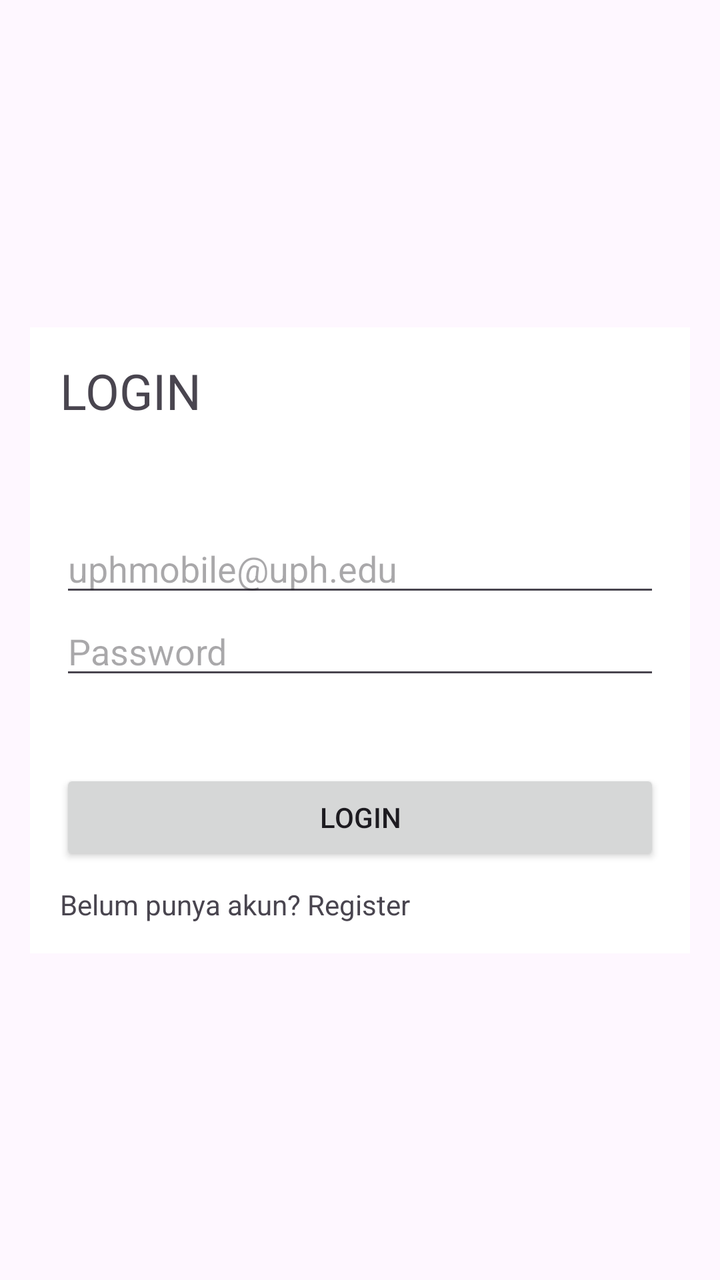
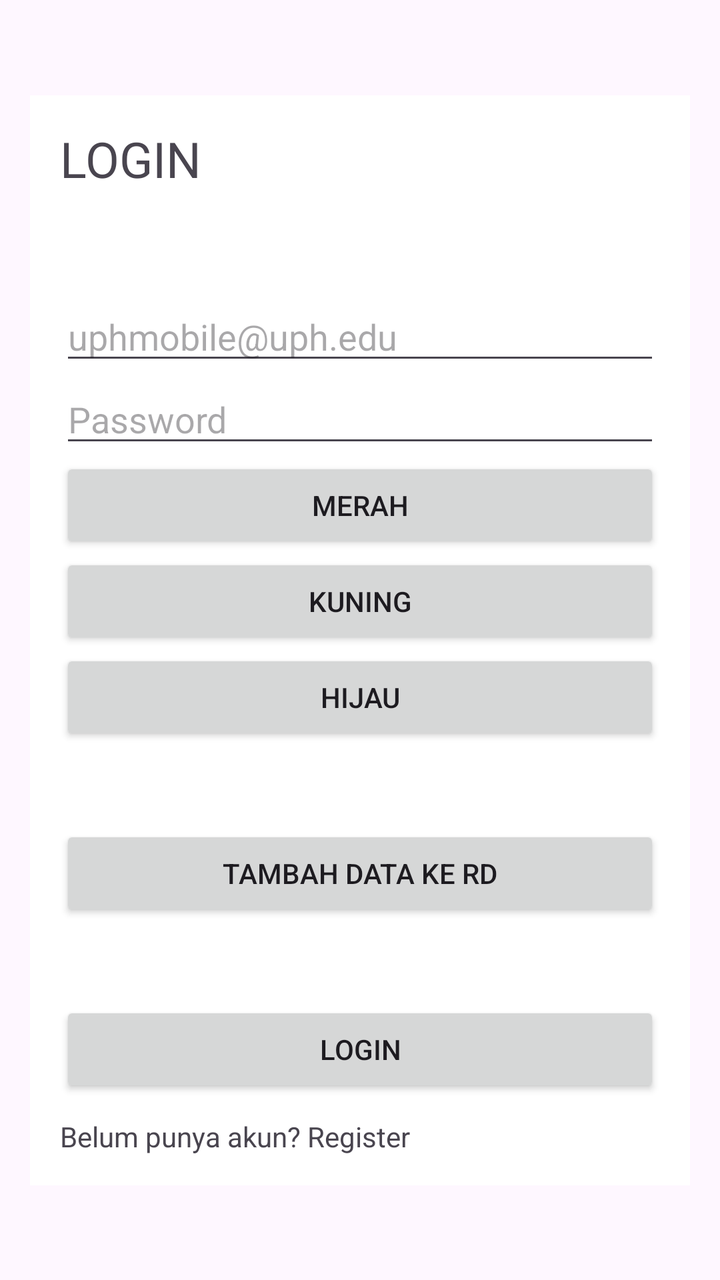

Screens rendered from an Android XML layout before and after an edit, with the pre-edit source and the edit as a unified diff.
<!-- AndroidManifest.xml: application theme Theme.UPHMobile23SI1 -->
<!-- res/layout/activity_login.xml -->
<?xml version="1.0" encoding="utf-8"?>
<androidx.constraintlayout.widget.ConstraintLayout xmlns:android="http://schemas.android.com/apk/res/android"
    xmlns:app="http://schemas.android.com/apk/res-auto"
    xmlns:tools="http://schemas.android.com/tools"
    android:id="@+id/main"
    android:layout_width="match_parent"
    android:layout_height="match_parent"
    tools:context=".LoginActivity">
    <LinearLayout
        android:layout_width="match_parent"
        android:layout_height="wrap_content"
        android:orientation="vertical"
        app:layout_constraintBottom_toBottomOf="parent"
        app:layout_constraintEnd_toEndOf="parent"
        app:layout_constraintStart_toStartOf="parent"
        app:layout_constraintTop_toTopOf="parent"
        android:padding="15dp"
        android:layout_margin="15dp"
        android:background="@color/cardview_light_background">
        <TextView
            android:layout_width="match_parent"
            android:layout_height="wrap_content"
            android:text="LOGIN"
            android:textAlignment="center"
            android:textSize="12pt"
            android:layout_marginBottom="50dp"/>
        <EditText
            android:id="@+id/edtEmail"
            android:layout_width="match_parent"
            android:layout_height="wrap_content"
            android:hint="uphmobile@uph.edu"/>
        <EditText
            android:id="@+id/edtPassword"
            android:layout_width="match_parent"
            android:layout_height="wrap_content"
            android:inputType="textPassword"
            android:hint="Password"/>
        <Button
            android:id="@+id/btnLogin"
            android:layout_width="match_parent"
            android:layout_height="wrap_content"
            android:layout_marginTop="40dp"
            android:text="Login"/>
        <TextView
            android:id="@+id/txvRegister"
            android:layout_width="match_parent"
            android:layout_height="wrap_content"
            android:textAlignment="center"
            android:layout_marginTop="10dp"
            android:text="Belum punya akun? Register"/>

    </LinearLayout>

</androidx.constraintlayout.widget.ConstraintLayout>
<!-- resources referenced by this layout -->
<resources>
  <style name="Theme.UPHMobile23SI1" parent="Base.Theme.UPHMobile23SI1" />
  <style name="Base.Theme.UPHMobile23SI1" parent="Theme.Material3.DayNight.NoActionBar">
          
          
      </style>
</resources>

<!-- the commit's change to res/layout/activity_login.xml (unified diff, before → after) -->
@@ -36,6 +36,27 @@
             android:inputType="textPassword"
             android:hint="Password"/>
         <Button
+            android:id="@+id/btnMerah"
+            android:layout_width="match_parent"
+            android:layout_height="wrap_content"
+            android:text="Merah"/>
+        <Button
+            android:id="@+id/btnKuning"
+            android:layout_width="match_parent"
+            android:layout_height="wrap_content"
+            android:text="Kuning"/>
+        <Button
+            android:id="@+id/btnHijau"
+            android:layout_width="match_parent"
+            android:layout_height="wrap_content"
+            android:text="Hijau"/>
+        <Button
+            android:id="@+id/btnTambah"
+            android:layout_width="match_parent"
+            android:layout_height="wrap_content"
+            android:layout_marginTop="40dp"
+            android:text="Tambah Data ke RD"/>
+        <Button
             android:id="@+id/btnLogin"
             android:layout_width="match_parent"
             android:layout_height="wrap_content"
